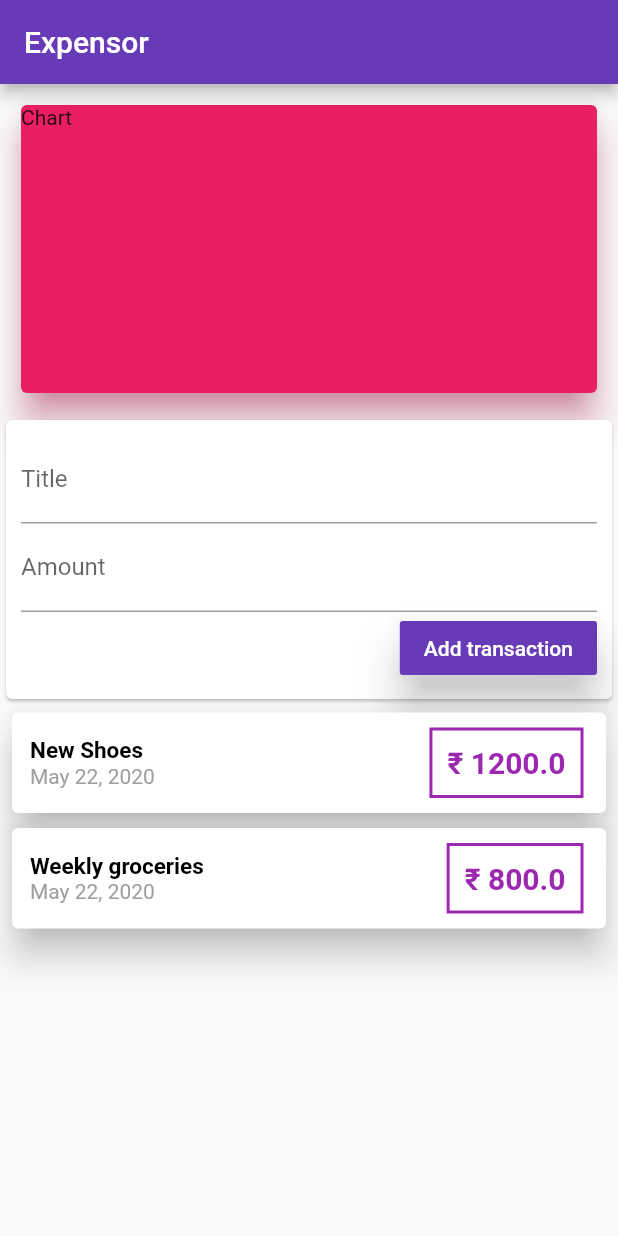
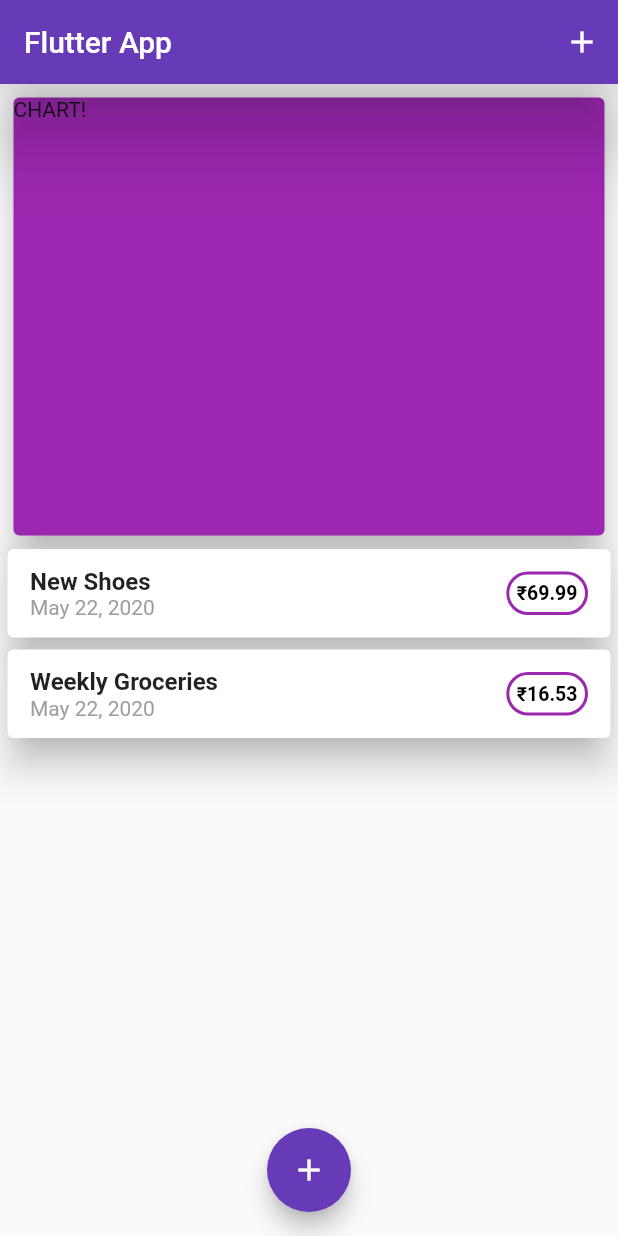
Before and after one commit to ShashankBiplav/Expensor, a Flutter app: the screen it shows after launch, on a phone screen of 412 x 824 dp. Run offline on Flutter 3.47's test engine with Material 2 defaults, Android fonts, the phone set to English and light mode, and no system bars.

Commit message:
Added showModalBottomSheet for inputting data from user

```diff
--- a/lib/main.dart
+++ b/lib/main.dart
@@ -1,5 +1,8 @@
+import 'package:expensor/widgets/transaction_list.dart';
 import 'package:flutter/material.dart';
-import './widgets/user_transactions.dart';
+import './widgets/new_transaction.dart';
+import './models/transaction.dart';
+
 
 void main() => runApp(MyApp());
 
@@ -7,42 +10,100 @@ class MyApp extends StatelessWidget {
   @override
   Widget build(BuildContext context) {
     return MaterialApp(
-      title: 'Expensor',
+      title: 'Flutter App',
       home: MyHomePage(),
     );
   }
 }
 
-class MyHomePage extends StatelessWidget {
+class MyHomePage extends StatefulWidget {
   // String titleInput;
   // String amountInput;
-  final titleEditController = TextEditingController();
-  final amountEditController = TextEditingController();
+  @override
+  _MyHomePageState createState() => _MyHomePageState();
+}
+
+class _MyHomePageState extends State<MyHomePage> {
+  final List<Transaction> _userTransactions = [
+    Transaction(
+      id: 't1',
+      title: 'New Shoes',
+      amount: 69.99,
+      date: DateTime.now(),
+    ),
+    Transaction(
+      id: 't2',
+      title: 'Weekly Groceries',
+      amount: 16.53,
+      date: DateTime.now(),
+    ),
+  ];
+
+  void _addNewTransaction(String txTitle, double txAmount) {
+    final newTx = Transaction(
+      title: txTitle,
+      amount: txAmount,
+      date: DateTime.now(),
+      id: DateTime.now().toString(),
+    );
+
+    setState(() {
+      _userTransactions.add(newTx);
+    });
+  }
+
+  void _startAddNewTransaction(BuildContext ctx) {
+    showModalBottomSheet(
+      context: ctx,
+      builder: (_) {
+        return GestureDetector(
+          onTap: () {},
+          child: NewTransaction(_addNewTransaction),
+          behavior: HitTestBehavior.opaque,
+        );
+      },
+    );
+  }
+
   @override
   Widget build(BuildContext context) {
     return Scaffold(
       appBar: AppBar(
-        title: Text('Expensor'),
+        elevation: 20.0,
         backgroundColor: Colors.deepPurple,
+        title: Text('Flutter App'),
+        actions: <Widget>[
+          IconButton(
+            icon: Icon(Icons.add),
+            onPressed: () => _startAddNewTransaction(context),
+          ),
+        ],
       ),
-      body:  Column(
+      body: SingleChildScrollView(
+        child: Column(
           // mainAxisAlignment: MainAxisAlignment.start,
           crossAxisAlignment: CrossAxisAlignment.stretch,
           children: <Widget>[
             Container(
-              margin: EdgeInsets.fromLTRB(10, 10, 10, 10),
+              margin: EdgeInsets.all(5),
+              height: 300,
               width: double.infinity,
-              height: 200,
               child: Card(
-                color: Colors.pink,
-                shadowColor: Colors.pinkAccent,
-                child: Text('Chart'),
+                color: Colors.purple,
+                child: Text('CHART!'),
                 elevation: 10,
               ),
             ),
-           Usertransactions(),
+            TransactionList(_userTransactions),
           ],
         ),
+      ),
+      floatingActionButtonLocation: FloatingActionButtonLocation.centerFloat,
+      floatingActionButton: FloatingActionButton(
+        backgroundColor: Colors.deepPurple,
+        child: Icon(Icons.add),
+        onPressed: () => _startAddNewTransaction(context),
+      ),
     );
   }
 }
--- a/lib/widgets/transaction_list.dart
+++ b/lib/widgets/transaction_list.dart
@@ -4,62 +4,70 @@ import 'package:intl/intl.dart';
 
 class TransactionList extends StatelessWidget {
   final List<Transaction> transactions;
-  TransactionList({this.transactions});
+
+  TransactionList(this.transactions);
+
   @override
   Widget build(BuildContext context) {
-    return Column(
-      children: transactions.map((tx) {
+    return Container(
+      height: 300,
+      child: ListView.builder(
+        itemBuilder: (ctx, index) {
           return Card(
-          margin: EdgeInsets.symmetric(horizontal: 8, vertical: 5),
+            margin: EdgeInsets.fromLTRB(5, 0, 5, 8),
             elevation: 10,
             child: Row(
               mainAxisAlignment: MainAxisAlignment.spaceBetween,
               children: <Widget>[
-              Container(
-                margin: EdgeInsetsDirectional.only(start: 12),
+                Padding(
+                  padding: const EdgeInsets.only(left: 15),
                   child: Column(
                     crossAxisAlignment: CrossAxisAlignment.start,
                     children: <Widget>[
                       Text(
-                      tx.title,
+                        transactions[index].title,
                         style: TextStyle(
+                          fontSize: 16,
                           fontWeight: FontWeight.bold,
-                        fontSize: 15,
-                        color: Colors.black,
                         ),
                       ),
                       Text(
-                      DateFormat.yMMMd().format(tx.date),
-                      style: TextStyle(color: Colors.grey),
+                        DateFormat.yMMMd().format(transactions[index].date),
+                        style: TextStyle(
+                          color: Colors.grey,
+                        ),
                       ),
                     ],
                   ),
                 ),
                 Container(
                   margin: EdgeInsets.symmetric(
-                  vertical: 10,
+                    vertical: 15,
                     horizontal: 15,
                   ),
-                padding: EdgeInsets.all(10),
                   decoration: BoxDecoration(
+                    borderRadius: BorderRadius.circular(40),
                     border: Border.all(
                       color: Colors.purple,
                       width: 2,
                     ),
                   ),
+                  padding: EdgeInsets.all(5),
                   child: Text(
-                  '₹ ${tx.amount}',
+                    '₹${transactions[index].amount.toStringAsFixed(2)}',
                     style: TextStyle(
                       fontWeight: FontWeight.bold,
-                    fontSize: 20,
-                    color: Colors.purple,
+                      fontSize: 13,
+                      color: Colors.black,
                     ),
                   ),
                 ),
               ],
             ),
           );
-      }).toList(),
+        },
+        itemCount: transactions.length,
+      ),
     );
   }
 }
--- a/lib/widgets/user_transactions.dart
+++ /dev/null
@@ -1,48 +0,0 @@
-import 'package:flutter/material.dart';
-import './new_transaction.dart';
-import './transaction_list.dart';
-import '../models/transaction.dart';
-
-class Usertransactions extends StatefulWidget {
-  @override
-  _UsertransactionsState createState() => _UsertransactionsState();
-}
-
-class _UsertransactionsState extends State<Usertransactions> {
-  final List<Transaction> _userTransaction = [
-    Transaction(
-      id: 't1',
-      title: 'New Shoes',
-      amount: 1200,
-      date: DateTime.now(),
-    ),
-    Transaction(
-      id: 't2',
-      title: 'Weekly groceries',
-      amount: 800,
-      date: DateTime.now(),
-    ),
-  ];
-  void _addNewTransaction(String txTitle, double txAmount) {
-    final newTx = Transaction(
-        id: DateTime.now().toString(),
-        title: txTitle,
-        amount: txAmount,
-        date: DateTime.now());
-        setState(() {
-          _userTransaction.add(newTx);
-        });
-  }
-
-  @override
-  Widget build(BuildContext context) {
-    return Column(
-      children: <Widget>[
-        NewTransaction(addTxhandler:_addNewTransaction),
-        TransactionList(
-          transactions: _userTransaction,
-        ),
-      ],
-    );
-  }
-}
```
Also changed, not shown: lib/widgets/new_transaction.dart (+44 -20 lines). Lines whose indentation alone changed are shown as unchanged.
